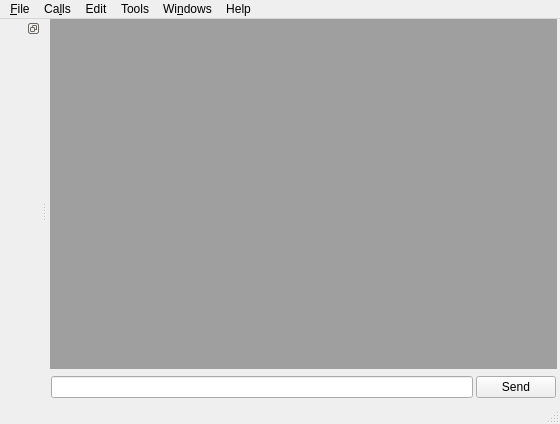
Before: the Qt Designer form src/mainwindow.ui in coolshou/qterminal, drawn with Qt 5.
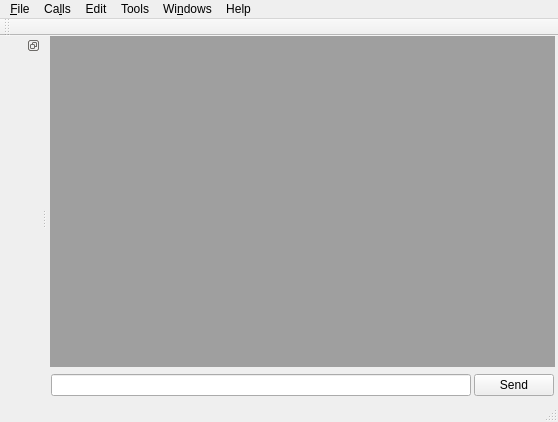
After: the same form once the commit is applied. Icons and pictures are not drawn.

The edit to the form file:
```diff
--- a/src/mainwindow.ui
+++ b/src/mainwindow.ui
@@ -6,8 +6,8 @@
    <rect>
     <x>0</x>
     <y>0</y>
-    <width>560</width>
-    <height>424</height>
+    <width>558</width>
+    <height>422</height>
    </rect>
   </property>
   <property name="windowTitle">
@@ -23,6 +23,9 @@
     <height>32</height>
    </size>
   </property>
+  <property name="toolButtonStyle">
+   <enum>Qt::ToolButtonIconOnly</enum>
+  </property>
   <property name="documentMode">
    <bool>false</bool>
   </property>
@@ -118,7 +121,7 @@
     <rect>
      <x>0</x>
      <y>0</y>
-     <width>560</width>
+     <width>558</width>
      <height>23</height>
     </rect>
    </property>
@@ -206,6 +209,17 @@
    </attribute>
    <widget class="QWidget" name="dockWidgetContents"/>
   </widget>
+  <widget class="QToolBar" name="toolBar">
+   <property name="windowTitle">
+    <string>toolBar</string>
+   </property>
+   <attribute name="toolBarArea">
+    <enum>TopToolBarArea</enum>
+   </attribute>
+   <attribute name="toolBarBreak">
+    <bool>false</bool>
+   </attribute>
+  </widget>
   <action name="actionAbout">
    <property name="icon">
     <iconset resource="../qtvt.qrc">
```
Left out of the diff: 27 changed lines with no effect on the pictures.
